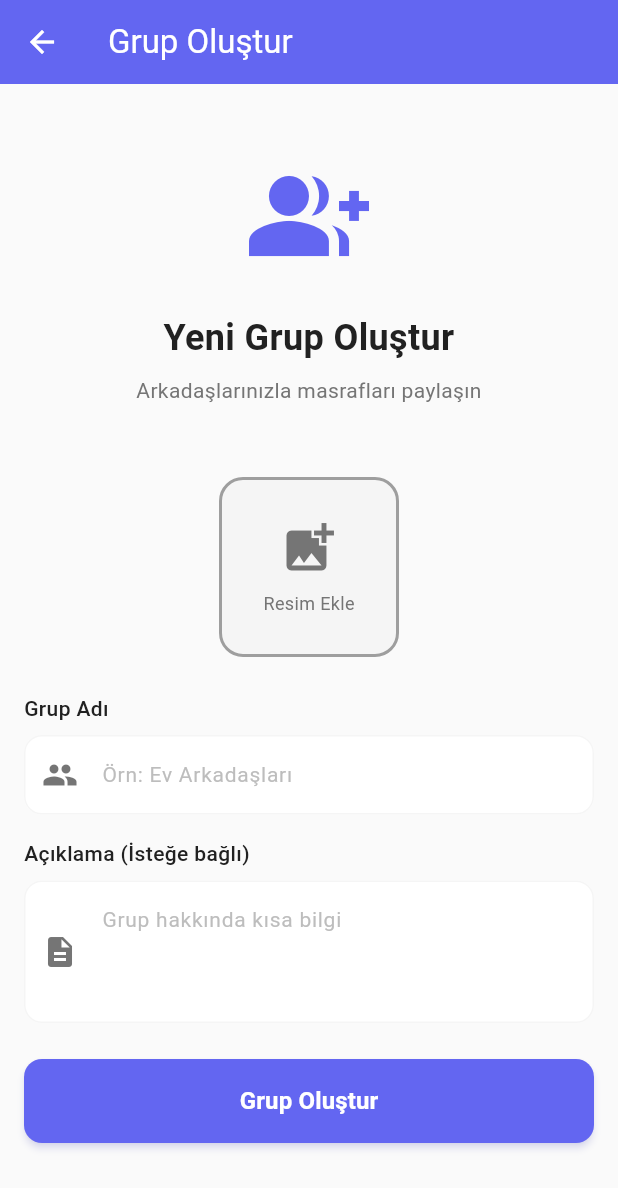
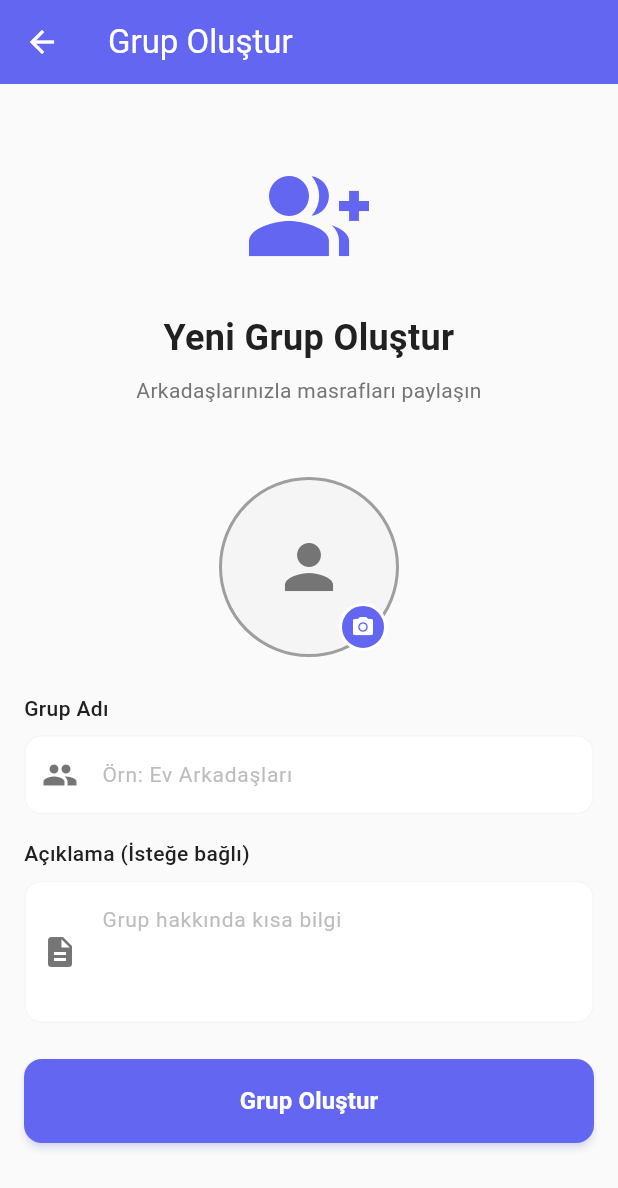
Before and after one commit to Haknozer/Masraf-Takip, a Flutter app: the screen it shows once a user with an empty profile is signed in, after a tap on "Grup Oluştur", on a phone screen of 412 x 824 dp. Shown: the top 1188 px of the screen. Run offline on Flutter 3.47's test engine with Material 3 defaults, Android fonts, the phone set to English and light mode, and no system bars; our stand-ins replace app_links, cloud_firestore, firebase_auth, firebase_core, firebase_storage, flutter_riverpod and 4 more; missing offline and left inert: mobile_scanner; accounts and stored records are empty; network calls fail.

Commit message:
Profil sayfasını düzenleme

```diff
--- a/lib/screens/profile_page.dart
+++ b/lib/screens/profile_page.dart
@@ -12,6 +12,7 @@ import '../constants/app_spacing.dart';
 import '../constants/app_text_styles.dart';
 import '../constants/app_colors.dart';
 import '../controllers/profile_controller.dart';
+import '../models/user_model.dart';
 
 class ProfilePage extends ConsumerStatefulWidget {
   const ProfilePage({super.key});
@@ -27,6 +28,7 @@ class _ProfilePageState extends ConsumerState<ProfilePage> {
   XFile? _pickedImage;
   bool _isLoading = false;
   bool _isInitialized = false;
+  bool _darkModeEnabled = false;
 
   @override
   void dispose() {
@@ -73,17 +75,41 @@ class _ProfilePageState extends ConsumerState<ProfilePage> {
               crossAxisAlignment: CrossAxisAlignment.stretch,
               children: [
                 const SizedBox(height: AppSpacing.sectionMargin),
-                // Başlık
-                Text('Profil Bilgileri', style: AppTextStyles.h2, textAlign: TextAlign.center),
-                const SizedBox(height: 8),
-                Text(
-                  'Profil bilgilerinizi güncelleyebilirsiniz',
-                  style: AppTextStyles.bodyMedium.copyWith(color: AppColors.textSecondary),
-                  textAlign: TextAlign.center,
+                _buildProfileInfoCard(user),
+                const SizedBox(height: AppSpacing.sectionMargin),
+                _buildAccountSettingsCard(),
+                const SizedBox(height: AppSpacing.sectionMargin),
+                _buildAppearanceCard(),
+                const SizedBox(height: AppSpacing.sectionMargin * 2),
+                CustomButton(
+                  text: 'Kaydet',
+                  onPressed: _isLoading ? null : _onSave,
+                  isLoading: _isLoading,
+                  icon: Icons.save,
                 ),
-                const SizedBox(height: AppSpacing.sectionMargin * 2),
+                const SizedBox(height: AppSpacing.sectionMargin),
+                CustomButton(
+                  text: 'Çıkış Yap',
+                  onPressed: _isLoading ? null : _handleLogout,
+                  isLoading: false,
+                  icon: Icons.logout,
+                  backgroundColor: AppColors.error,
+                ),
+              ],
+            ),
+          ),
+        );
+      },
+    );
+  }
 
-                // Profil resmi seçme
+  Widget _buildProfileInfoCard(UserModel user) {
+    return Card(
+      child: Padding(
+        padding: const EdgeInsets.all(AppSpacing.cardPadding),
+        child: Column(
+          crossAxisAlignment: CrossAxisAlignment.stretch,
+          children: [
             ImagePickerWidget(
               selectedImage: _pickedImage,
               currentImageUrl: user.photoUrl,
@@ -91,9 +117,30 @@ class _ProfilePageState extends ConsumerState<ProfilePage> {
               onRemoveImage: () => setState(() => _pickedImage = null),
               size: 120,
             ),
-                const SizedBox(height: AppSpacing.sectionMargin * 2),
+            const SizedBox(height: AppSpacing.sectionMargin),
+            const SizedBox(height: AppSpacing.sectionMargin),
+            Column(
+              children: [
+                Text(user.displayName, style: AppTextStyles.h3),
+                const SizedBox(height: 4),
+                Text(user.email, style: AppTextStyles.bodyMedium.copyWith(color: AppColors.textSecondary)),
+              ],
+            ),
+          ],
+        ),
+      ),
+    );
+  }
 
-                // Kullanıcı adı
+  Widget _buildAccountSettingsCard() {
+    return Card(
+      child: Padding(
+        padding: const EdgeInsets.all(AppSpacing.cardPadding),
+        child: Column(
+          crossAxisAlignment: CrossAxisAlignment.stretch,
+          children: [
+            Text('Hesap Ayarları', style: AppTextStyles.h3),
+            const SizedBox(height: AppSpacing.textSpacing),
             CustomTextField(
               controller: _nameController,
               label: 'Kullanıcı Adı',
@@ -107,23 +154,6 @@ class _ProfilePageState extends ConsumerState<ProfilePage> {
               },
             ),
             const SizedBox(height: AppSpacing.sectionMargin),
-
-                // Email (sadece gösterim)
-                Builder(
-                  builder: (context) {
-                    final emailController = TextEditingController(text: user.email);
-                    return CustomTextField(
-                      controller: emailController,
-                      label: 'E-posta',
-                      hint: user.email,
-                      prefixIcon: Icons.email,
-                      readOnly: true,
-                    );
-                  },
-                ),
-                const SizedBox(height: AppSpacing.sectionMargin),
-
-                // Şifre (isteğe bağlı değiştirilebilir)
             CustomTextField(
               controller: _passwordController,
               label: 'Yeni Şifre',
@@ -137,30 +167,30 @@ class _ProfilePageState extends ConsumerState<ProfilePage> {
                 return null;
               },
             ),
-                const SizedBox(height: AppSpacing.sectionMargin * 2),
+          ],
+        ),
+      ),
+    );
+  }
 
-                // Kaydet butonu
-                CustomButton(
-                  text: 'Kaydet',
-                  onPressed: _isLoading ? null : _onSave,
-                  isLoading: _isLoading,
-                  icon: Icons.save,
-                ),
-                const SizedBox(height: AppSpacing.sectionMargin * 2),
-
-                // Çıkış Yap butonu
-                CustomButton(
-                  text: 'Çıkış Yap',
-                  onPressed: _isLoading ? null : _handleLogout,
-                  isLoading: false,
-                  icon: Icons.logout,
-                  backgroundColor: AppColors.error,
+  Widget _buildAppearanceCard() {
+    return Card(
+      child: Padding(
+        padding: const EdgeInsets.all(AppSpacing.cardPadding),
+        child: Column(
+          crossAxisAlignment: CrossAxisAlignment.stretch,
+          children: [
+            Text('Görünüm', style: AppTextStyles.h3),
+            SwitchListTile(
+              contentPadding: EdgeInsets.zero,
+              title: const Text('Karanlık Mod'),
+              subtitle: const Text('Yakında kullanılacak'),
+              value: _darkModeEnabled,
+              onChanged: (value) => setState(() => _darkModeEnabled = value),
             ),
           ],
         ),
       ),
-        );
-      },
     );
   }
 
--- a/lib/widgets/app_bars/profile_app_bar.dart
+++ b/lib/widgets/app_bars/profile_app_bar.dart
@@ -9,7 +9,7 @@ class ProfileAppBar extends StatelessWidget implements PreferredSizeWidget {
     return AppBar(
       backgroundColor: AppColors.primary,
       foregroundColor: AppColors.white,
-      title: const Text('Profilim'),
+      title: const Text('Profil Ayarları'),
       elevation: 0,
     );
   }
--- a/lib/widgets/common/image_picker_widget.dart
+++ b/lib/widgets/common/image_picker_widget.dart
@@ -32,10 +32,10 @@ class ImagePickerWidget extends StatelessWidget {
               height: size,
               decoration: BoxDecoration(
                 color: AppColors.greyLight,
-                borderRadius: BorderRadius.circular(16),
+                shape: BoxShape.circle,
                 border: Border.all(color: AppColors.grey, width: 2, strokeAlign: BorderSide.strokeAlignInside),
               ),
-              child: _buildImageContent(),
+              child: ClipOval(child: _buildImageContent()),
             ),
           ),
           if (selectedImage != null || currentImageUrl != null)
@@ -51,6 +51,22 @@ class ImagePickerWidget extends StatelessWidget {
                 ),
               ),
           ),
+          Positioned(
+            bottom: 4,
+            right: 8,
+            child: GestureDetector(
+              onTap: onImageTap,
+              child: Container(
+                padding: const EdgeInsets.all(6),
+                decoration: BoxDecoration(
+                  color: AppColors.primary,
+                  shape: BoxShape.circle,
+                  border: Border.all(color: AppColors.white, width: 2),
+                ),
+                child: const Icon(Icons.photo_camera, size: 16, color: AppColors.white),
+              ),
+            ),
+          ),
         ],
       ),
     );
@@ -58,16 +74,11 @@ class ImagePickerWidget extends StatelessWidget {
 
   Widget _buildImageContent() {
     if (selectedImage != null) {
-      return ClipRRect(
-        borderRadius: BorderRadius.circular(14),
-        child: Image.file(File(selectedImage!.path), fit: BoxFit.cover),
-      );
+      return Image.file(File(selectedImage!.path), fit: BoxFit.cover);
     }
 
     if (currentImageUrl != null) {
-      return ClipRRect(
-        borderRadius: BorderRadius.circular(14),
-        child: Image.network(
+      return Image.network(
         currentImageUrl!,
         fit: BoxFit.cover,
         errorBuilder: (context, error, stackTrace) {
@@ -80,16 +91,13 @@ class ImagePickerWidget extends StatelessWidget {
             ],
           );
         },
-        ),
       );
     }
 
     return Column(
       mainAxisAlignment: MainAxisAlignment.center,
       children: [
-        Icon(Icons.add_photo_alternate, size: 40, color: AppColors.textSecondary),
-        const SizedBox(height: 8),
-        Text('Resim Ekle', style: TextStyle(fontSize: 12, color: AppColors.textSecondary)),
+        Icon(Icons.person, size: 48, color: AppColors.textSecondary),
       ],
     );
   }
```
Lines whose indentation alone changed are shown as unchanged.
